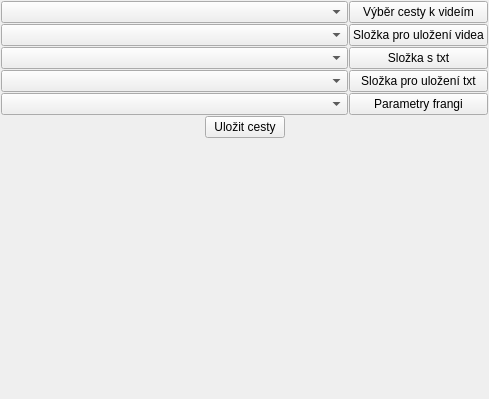
This is ui/t_b_ho.ui in RaphCucul/Image-registration-GUI as Qt 5 draws it before an edit. The edited form follows.
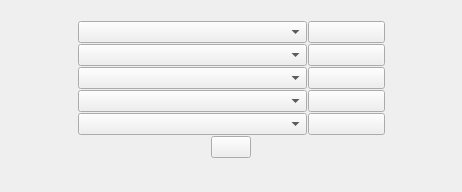
This is the edited form.

```diff
--- a/ui/t_b_ho.ui
+++ b/ui/t_b_ho.ui
@@ -9,8 +9,8 @@
    <rect>
     <x>0</x>
     <y>0</y>
-    <width>489</width>
-    <height>399</height>
+    <width>462</width>
+    <height>192</height>
    </rect>
   </property>
   <property name="sizePolicy">
@@ -23,9 +23,9 @@
    <string>Form</string>
   </property>
   <property name="autoFillBackground">
-   <bool>true</bool>
+   <bool>false</bool>
   </property>
-  <layout class="QVBoxLayout" name="verticalLayout">
+  <layout class="QVBoxLayout" name="verticalLayout" stretch="2,1,1,4">
    <property name="spacing">
     <number>1</number>
    </property>
@@ -33,7 +33,7 @@
     <number>1</number>
    </property>
    <property name="topMargin">
-    <number>1</number>
+    <number>5</number>
    </property>
    <property name="rightMargin">
     <number>1</number>
@@ -42,57 +42,28 @@
     <number>1</number>
    </property>
    <item>
-    <layout class="QGridLayout" name="gridLayout" columnstretch="3,1">
-     <item row="3" column="1">
-      <widget class="QPushButton" name="ulozeni_txt">
-       <property name="text">
-        <string>Složka pro uložení txt</string>
-       </property>
-      </widget>
-     </item>
-     <item row="0" column="1">
-      <widget class="QPushButton" name="cesta_k_videim">
-       <property name="sizePolicy">
-        <sizepolicy hsizetype="Minimum" vsizetype="Fixed">
-         <horstretch>0</horstretch>
-         <verstretch>0</verstretch>
-        </sizepolicy>
-       </property>
-       <property name="text">
-        <string>Výběr cesty k videím</string>
-       </property>
-      </widget>
-     </item>
-     <item row="3" column="0">
-      <widget class="QComboBox" name="CB_ulozeni_txt"/>
-     </item>
-     <item row="1" column="1">
+    <spacer name="verticalSpacer_2">
+     <property name="orientation">
+      <enum>Qt::Vertical</enum>
+     </property>
+     <property name="sizeHint" stdset="0">
+      <size>
+       <width>20</width>
+       <height>40</height>
+      </size>
+     </property>
+    </spacer>
+   </item>
+   <item>
+    <layout class="QGridLayout" name="gridLayout" columnstretch="1,3,1,1">
+     <item row="1" column="2">
       <widget class="QPushButton" name="ulozeni_videa">
        <property name="text">
-        <string>Složka pro uložení videa</string>
+        <string/>
        </property>
       </widget>
      </item>
-     <item row="1" column="0">
-      <widget class="QComboBox" name="CB_ulozeni_videa"/>
-     </item>
-     <item row="0" column="0">
-      <widget class="QComboBox" name="CB_cesta_k_videim">
-       <property name="sizePolicy">
-        <sizepolicy hsizetype="Minimum" vsizetype="Fixed">
-         <horstretch>0</horstretch>
-         <verstretch>0</verstretch>
-        </sizepolicy>
-       </property>
-       <property name="maxVisibleItems">
-        <number>3</number>
-       </property>
-      </widget>
-     </item>
-     <item row="4" column="0">
-      <widget class="QComboBox" name="paramFrangCB"/>
-     </item>
-     <item row="2" column="0">
+     <item row="2" column="1">
       <widget class="QComboBox" name="CB_slozka_txt">
        <property name="editable">
         <bool>false</bool>
@@ -102,20 +73,91 @@
        </property>
       </widget>
      </item>
+     <item row="0" column="1">
+      <widget class="QComboBox" name="CB_cesta_k_videim">
+       <property name="sizePolicy">
+        <sizepolicy hsizetype="Minimum" vsizetype="Fixed">
+         <horstretch>0</horstretch>
+         <verstretch>0</verstretch>
+        </sizepolicy>
+       </property>
+       <property name="styleSheet">
+        <string notr="true"/>
+       </property>
+       <property name="maxVisibleItems">
+        <number>15</number>
+       </property>
+      </widget>
+     </item>
+     <item row="1" column="1">
+      <widget class="QComboBox" name="CB_ulozeni_videa"/>
+     </item>
      <item row="4" column="1">
+      <widget class="QComboBox" name="paramFrangCB"/>
+     </item>
+     <item row="4" column="2">
       <widget class="QPushButton" name="paramFrangPB">
        <property name="text">
-        <string>Parametry frangi</string>
+        <string/>
        </property>
       </widget>
      </item>
-     <item row="2" column="1">
+     <item row="2" column="2">
       <widget class="QPushButton" name="txt_slozka">
        <property name="text">
-        <string>Složka s txt</string>
+        <string/>
        </property>
       </widget>
      </item>
+     <item row="3" column="1">
+      <widget class="QComboBox" name="CB_ulozeni_txt"/>
+     </item>
+     <item row="3" column="2">
+      <widget class="QPushButton" name="ulozeni_txt">
+       <property name="text">
+        <string/>
+       </property>
+      </widget>
+     </item>
+     <item row="0" column="2">
+      <widget class="QPushButton" name="cesta_k_videim">
+       <property name="sizePolicy">
+        <sizepolicy hsizetype="Minimum" vsizetype="Fixed">
+         <horstretch>0</horstretch>
+         <verstretch>0</verstretch>
+        </sizepolicy>
+       </property>
+       <property name="text">
+        <string/>
+       </property>
+      </widget>
+     </item>
+     <item row="0" column="0">
+      <spacer name="horizontalSpacer_3">
+       <property name="orientation">
+        <enum>Qt::Horizontal</enum>
+       </property>
+       <property name="sizeHint" stdset="0">
+        <size>
+         <width>40</width>
+         <height>20</height>
+        </size>
+       </property>
+      </spacer>
+     </item>
+     <item row="0" column="3">
+      <spacer name="horizontalSpacer_4">
+       <property name="orientation">
+        <enum>Qt::Horizontal</enum>
+       </property>
+       <property name="sizeHint" stdset="0">
+        <size>
+         <width>40</width>
+         <height>20</height>
+        </size>
+       </property>
+      </spacer>
+     </item>
     </layout>
    </item>
    <item>
@@ -136,7 +178,10 @@
      <item>
       <widget class="QPushButton" name="ulozeni_cest">
        <property name="text">
-        <string>Uložit cesty</string>
+        <string/>
+       </property>
+       <property name="flat">
+        <bool>false</bool>
        </property>
       </widget>
      </item>
```
